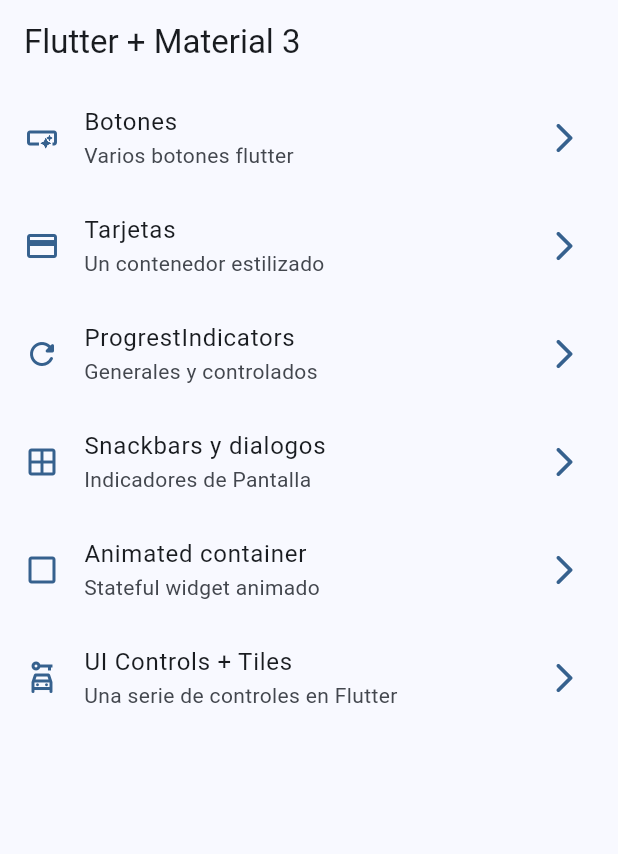
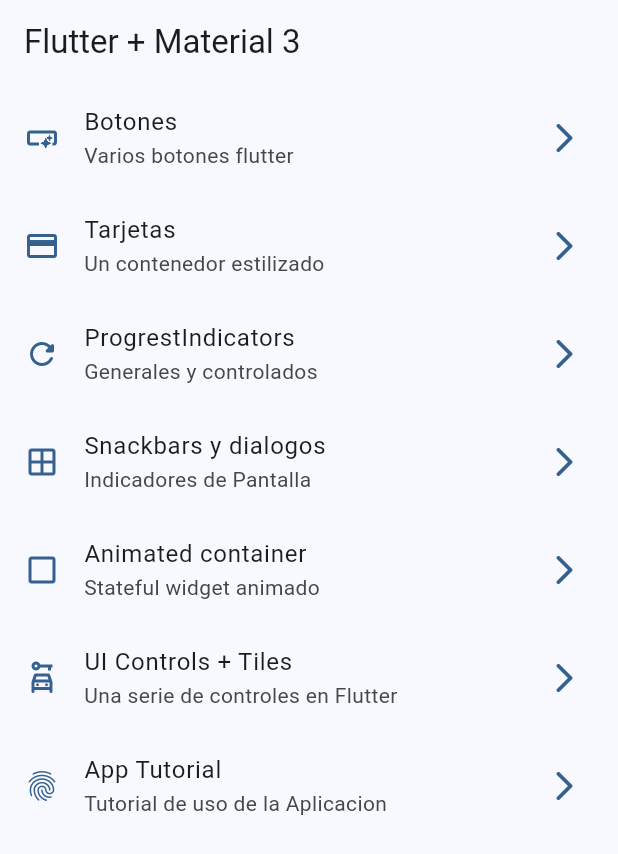
Before and after one commit to Williamparededl1/widgets_app, a Flutter app: the screen it shows after launch, on a phone screen of 412 x 824 dp. Shown: the top 854 px of the screen. Run offline on Flutter 3.47's test engine with Material 3 defaults, Android fonts, the phone set to English and light mode, and no system bars; our stand-ins replace go_router.

```diff
--- a/lib/config/menu/menu_items.dart
+++ b/lib/config/menu/menu_items.dart
@@ -44,4 +44,9 @@ const List<MenuItems> appMenuItems = [
       subTitle: 'Una serie de controles en Flutter',
       link: '/uiControl',
       icon: Icons.car_rental_outlined),
+  MenuItems(
+      title: 'App Tutorial',
+      subTitle: 'Tutorial de uso de la Aplicacion',
+      link: '/tutorial',
+      icon: Icons.fingerprint),
 ];
--- a/lib/config/router/app_router.dart
+++ b/lib/config/router/app_router.dart
@@ -40,5 +40,10 @@ final appRouter = GoRouter(
       name: UiControlsScrenn.name,
       builder: (context, state) => const UiControlsScrenn(),
     ),
+    GoRoute(
+      path: '/tutorial',
+      name: AppTutorialScreen.name,
+      builder: (context, state) => const AppTutorialScreen(),
+    ),
   ],
 );
--- a/lib/presentation/screens/app_tutorial/app_tutorial_screen.dart
+++ b/lib/presentation/screens/app_tutorial/app_tutorial_screen.dart
@@ -6,6 +6,10 @@ class AppTutorialScreen extends StatelessWidget {
 
   @override
   Widget build(BuildContext context) {
-    return const Placeholder();
+    return Scaffold(
+      appBar: AppBar(
+        title: const Text('App Tutorial'),
+      ),
+    );
   }
 }
--- a/pubspec.yaml
+++ b/pubspec.yaml
@@ -18,3 +18,6 @@ dev_dependencies:
 
 flutter:
   uses-material-design: true
+
+assets:
+  - assets/images/
```
Also changed, not shown: assets/Images/1.png (added), assets/Images/2.png (added), assets/Images/3.png (added), assets/Images/jar-loading.gif (added).
